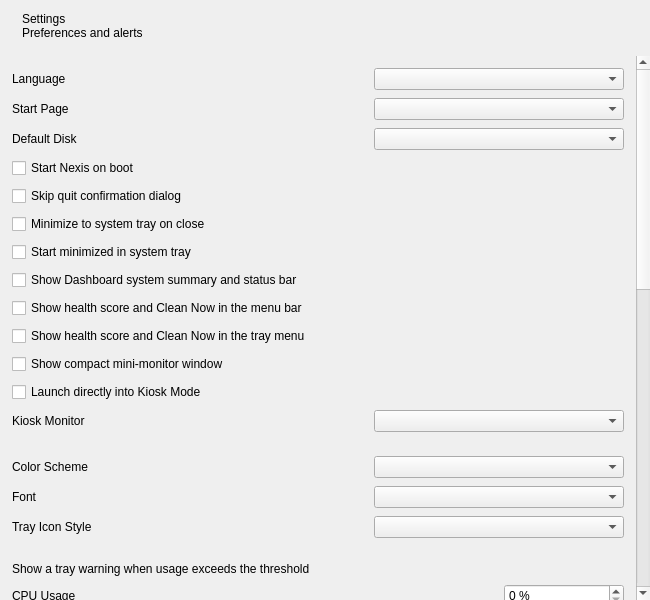
Before: the Qt Designer form shared/nexis/Pages/Settings/settings_page.ui in s4solutionsllc/Nexis, drawn with Qt 5.
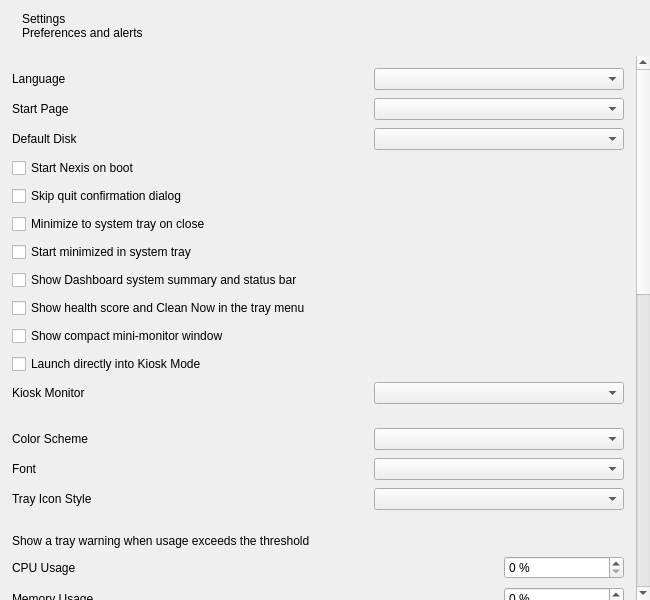
After: the same form once the commit is applied.

Commit message: fix(tray): unify macOS/Linux tray health score + fix click crash; resources card body full width (SSO-26761, SSO-26762, SSO-26775) (#548)

Patch:
```diff
--- a/shared/nexis/Pages/Settings/settings_page.ui
+++ b/shared/nexis/Pages/Settings/settings_page.ui
@@ -184,20 +184,13 @@
           </item>
 
           <item row="8" column="0" colspan="2">
-           <widget class="QCheckBox" name="checkMenuBarMonitor">
-            <property name="text"><string>Show health score and Clean Now in the menu bar</string></property>
-            <property name="cursor"><cursorShape>PointingHandCursor</cursorShape></property>
-           </widget>
-          </item>
-
-          <item row="9" column="0" colspan="2">
            <widget class="QCheckBox" name="checkTrayHealthScore">
             <property name="text"><string>Show health score and Clean Now in the tray menu</string></property>
             <property name="cursor"><cursorShape>PointingHandCursor</cursorShape></property>
            </widget>
           </item>
 
-          <item row="10" column="0" colspan="2">
+          <item row="9" column="0" colspan="2">
            <widget class="QCheckBox" name="checkMiniMonitor">
             <property name="text"><string>Show compact mini-monitor window</string></property>
             <property name="toolTip"><string>A small, always-on-top window showing health score and CPU/MEM/disk usage.</string></property>
@@ -205,7 +198,7 @@
            </widget>
           </item>
 
-          <item row="11" column="0" colspan="2">
+          <item row="10" column="0" colspan="2">
            <widget class="QCheckBox" name="checkLaunchInKioskMode">
             <property name="text"><string>Launch directly into Kiosk Mode</string></property>
             <property name="toolTip"><string>Starts Nexis in full-screen kiosk mode as soon as it launches, without needing to press F11.</string></property>
@@ -213,12 +206,12 @@
            </widget>
           </item>
 
-          <item row="12" column="0">
+          <item row="11" column="0">
            <widget class="QLabel" name="lblKioskMonitor">
             <property name="text"><string>Kiosk Monitor</string></property>
            </widget>
           </item>
-          <item row="12" column="1">
+          <item row="11" column="1">
            <widget class="QComboBox" name="cmbKioskMonitor">
             <property name="sizePolicy">
              <sizepolicy hsizetype="Expanding" vsizetype="Fixed">
```
The commit also changes 29 other files.
